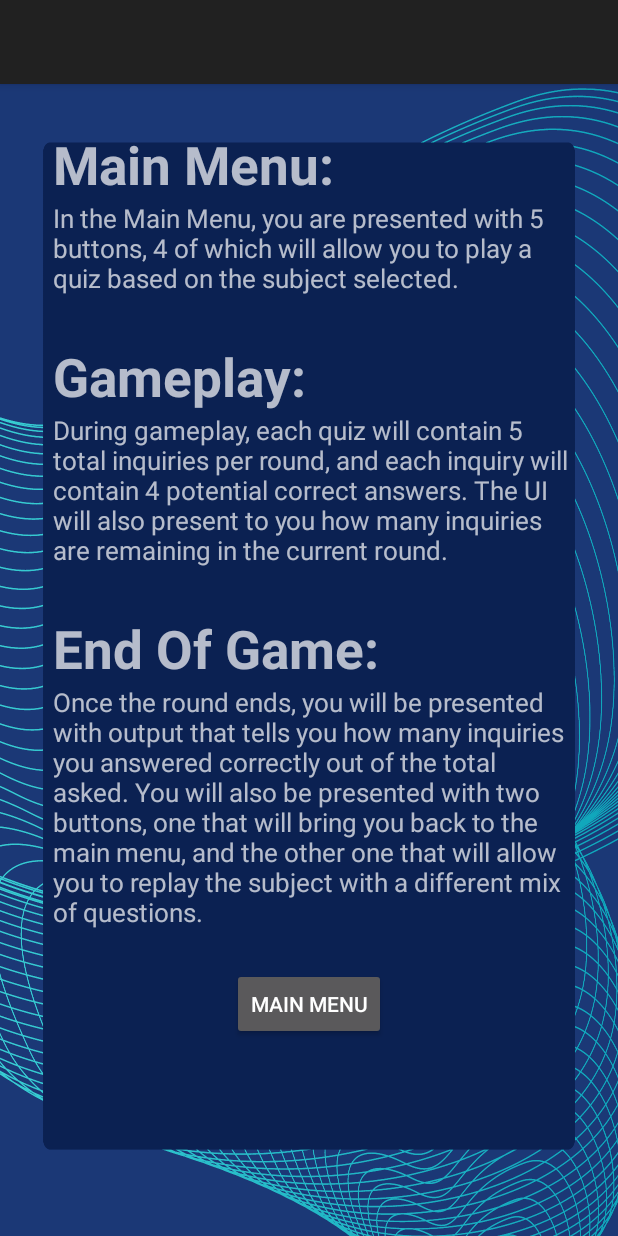
After one commit to ericlopardi/QuizWiz, an Android app: the TutorialActivity screen opened directly, with no data from a screen before it, on a phone screen of 412 x 824 dp. The commit adds this screen. Run offline under Robolectric (Android 15) with nearby library versions, the phone set to English and light mode, and no system bars.

Commit message:
fixed button spacing and added tutorial activity

```diff
--- a/app/src/main/AndroidManifest.xml
+++ b/app/src/main/AndroidManifest.xml
@@ -1,6 +1,6 @@
 <?xml version="1.0" encoding="utf-8"?>
 <manifest xmlns:android="http://schemas.android.com/apk/res/android"
-    xmlns:tools="http://schemas.android.com/tools" >
+    xmlns:tools="http://schemas.android.com/tools">
 
     <application
         android:allowBackup="true"
@@ -11,19 +11,19 @@
         android:roundIcon="@mipmap/ic_launcher_round"
         android:supportsRtl="true"
         android:theme="@style/Theme.AppCompat"
-        tools:targetApi="31" >
+        tools:targetApi="31">
+        <activity
+            android:name=".view.TutorialActivity"
+            android:exported="false" />
         <activity
             android:name=".view.GameScreenActivity"
             android:exported="false" />
         <activity
-            android:name=".view.MenuActivity"
-            android:exported="false" />
-        <activity
             android:name=".view.EndGameActivity"
             android:exported="false" />
-<!--        <activity-->
-<!--            android:name=".view.MainActivity"-->
-<!--            android:exported="false" />-->
+        <!-- <activity -->
+        <!-- android:name=".view.MainActivity" -->
+        <!-- android:exported="false" /> -->
         <activity
             android:name=".view.MainActivity"
             android:exported="true"
--- a/app/src/main/java/edu/utsa/cs3443/quizwiz/view/MainActivity.java
+++ b/app/src/main/java/edu/utsa/cs3443/quizwiz/view/MainActivity.java
@@ -20,6 +20,7 @@ public class MainActivity extends AppCompatActivity {
         Button btnEntertainment = findViewById(R.id.entertainmentbtn);
         Button btnHistory = findViewById(R.id.historybtn);
         Button btnScience = findViewById(R.id.sciencebtn);
+        Button btnTutorial = findViewById(R.id.tutorialbtn);
 
         btnSports.setOnClickListener(new View.OnClickListener() {
             @Override
@@ -53,5 +54,12 @@ public class MainActivity extends AppCompatActivity {
                 startActivity(intent);
             }
         });
+        btnTutorial.setOnClickListener(new View.OnClickListener() {
+            @Override
+            public void onClick(View v) {
+                Intent intent = new Intent(MainActivity.this, TutorialActivity.class);
+                startActivity(intent);
+            }
+        });
     }
 }
--- /dev/null
+++ b/app/src/main/java/edu/utsa/cs3443/quizwiz/view/TutorialActivity.java
@@ -0,0 +1,29 @@
+package edu.utsa.cs3443.quizwiz.view;
+
+import androidx.appcompat.app.AppCompatActivity;
+
+import android.content.Intent;
+import android.os.Bundle;
+import android.view.View;
+import android.widget.Button;
+
+import edu.utsa.cs3443.quizwiz.R;
+
+public class TutorialActivity extends AppCompatActivity {
+
+    @Override
+    protected void onCreate(Bundle savedInstanceState) {
+        super.onCreate(savedInstanceState);
+        setContentView(R.layout.activity_tutorial);
+
+        Button btnTutoMainMenu = findViewById(R.id.btnTutoMainMenu);
+
+        btnTutoMainMenu.setOnClickListener(new View.OnClickListener() {
+            @Override
+            public void onClick(View v) {
+                Intent intent = new Intent(TutorialActivity.this, MainActivity.class);
+                startActivity(intent);
+            }
+        });
+    }
+}
--- a/app/src/main/res/layout/activity_main.xml
+++ b/app/src/main/res/layout/activity_main.xml
@@ -49,7 +49,6 @@
         android:layout_width="wrap_content"
         android:layout_height="wrap_content"
         android:layout_gravity="center"
-        android:layout_margin="20dp"
         android:backgroundTint="#3F51B5"
         android:text="Sports"
         android:textColor="@color/white"
@@ -60,7 +59,7 @@
         android:layout_width="wrap_content"
         android:layout_height="wrap_content"
         android:layout_gravity="center"
-        android:layout_margin="20dp"
+        android:layout_margin="17dp"
         android:backgroundTint="#3F51B5"
         android:text="Entertainment"
         android:textColor="@color/white"
@@ -71,7 +70,7 @@
         android:layout_width="wrap_content"
         android:layout_height="wrap_content"
         android:layout_gravity="center"
-        android:layout_margin="20dp"
+        android:layout_margin="17dp"
         android:backgroundTint="#3F51B5"
         android:text="History"
         android:textColor="@color/white"
@@ -82,11 +81,22 @@
         android:layout_width="wrap_content"
         android:layout_height="wrap_content"
         android:layout_gravity="center"
-        android:layout_margin="20dp"
+        android:layout_margin="17dp"
         android:backgroundTint="#3F51B5"
         android:text="Science"
         android:textColor="@color/white"
         android:textSize="25dp" />
 
+    <Button
+        android:layout_width="wrap_content"
+        android:layout_height="wrap_content"
+        android:layout_gravity="center"
+        android:layout_margin="17dp"
+        android:backgroundTint="#3F51B5"
+        android:text="Need Help?"
+        android:textColor="@color/white"
+        android:textSize="25dp"
+        android:id="@+id/tutorialbtn"/>
+
 
 </LinearLayout>
--- /dev/null
+++ b/app/src/main/res/layout/activity_tutorial.xml
@@ -0,0 +1,70 @@
+<?xml version="1.0" encoding="utf-8"?>
+<LinearLayout xmlns:android="http://schemas.android.com/apk/res/android"
+    xmlns:app="http://schemas.android.com/apk/res-auto"
+    xmlns:tools="http://schemas.android.com/tools"
+    android:layout_width="match_parent"
+    android:layout_height="match_parent"
+    android:orientation="vertical"
+    android:background="@drawable/background"
+    tools:context=".view.TutorialActivity">
+
+    <TextView
+        android:layout_width="wrap_content"
+        android:layout_height="wrap_content"
+        android:text="Main Menu:"
+        android:textSize="35dp"
+        android:textStyle="bold"
+        android:paddingTop="30dp"
+        android:paddingLeft="35dp" />
+
+    <TextView
+        android:layout_width="wrap_content"
+        android:layout_height="wrap_content"
+        android:text="In the Main Menu, you are presented with 5 buttons, 4 of which will allow you to play a quiz based on the subject selected."
+        android:textSize="17dp"
+        android:paddingLeft="35dp"
+        android:paddingRight="30dp" />
+
+    <TextView
+        android:layout_width="wrap_content"
+        android:layout_height="wrap_content"
+        android:text="Gameplay:"
+        android:textSize="35dp"
+        android:textStyle="bold"
+        android:paddingTop="30dp"
+        android:paddingLeft="35dp" />
+
+    <TextView
+        android:layout_width="wrap_content"
+        android:layout_height="wrap_content"
+        android:text="During gameplay, each quiz will contain 5 total inquiries per round, and each inquiry will contain 4 potential correct answers. The UI will also present to you how many inquiries are remaining in the current round."
+        android:textSize="17dp"
+        android:paddingLeft="35dp"
+        android:paddingRight="30dp" />
+
+    <TextView
+        android:layout_width="wrap_content"
+        android:layout_height="wrap_content"
+        android:text="End Of Game:"
+        android:textSize="35dp"
+        android:textStyle="bold"
+        android:paddingTop="30dp"
+        android:paddingLeft="35dp" />
+
+    <TextView
+        android:layout_width="wrap_content"
+        android:layout_height="wrap_content"
+        android:text="Once the round ends, you will be presented with output that tells you how many inquiries you answered correctly out of the total asked. You will also be presented with two buttons, one that will bring you back to the main menu, and the other one that will allow you to replay the subject with a different mix of questions."
+        android:textSize="17dp"
+        android:paddingLeft="35dp"
+        android:paddingRight="30dp" />
+
+    <Button
+        android:layout_width="wrap_content"
+        android:layout_height="wrap_content"
+        android:text="Main Menu"
+        android:layout_gravity="center"
+        android:id="@+id/btnTutoMainMenu"
+        android:layout_marginTop="25dp"/>
+
+</LinearLayout>
```
